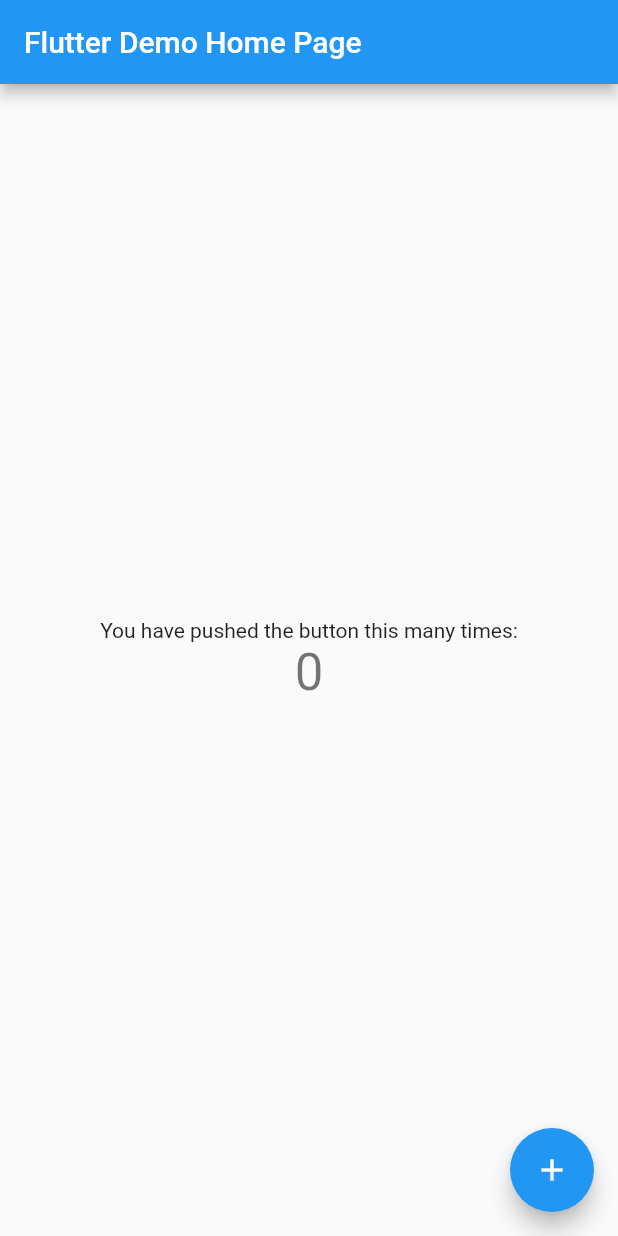
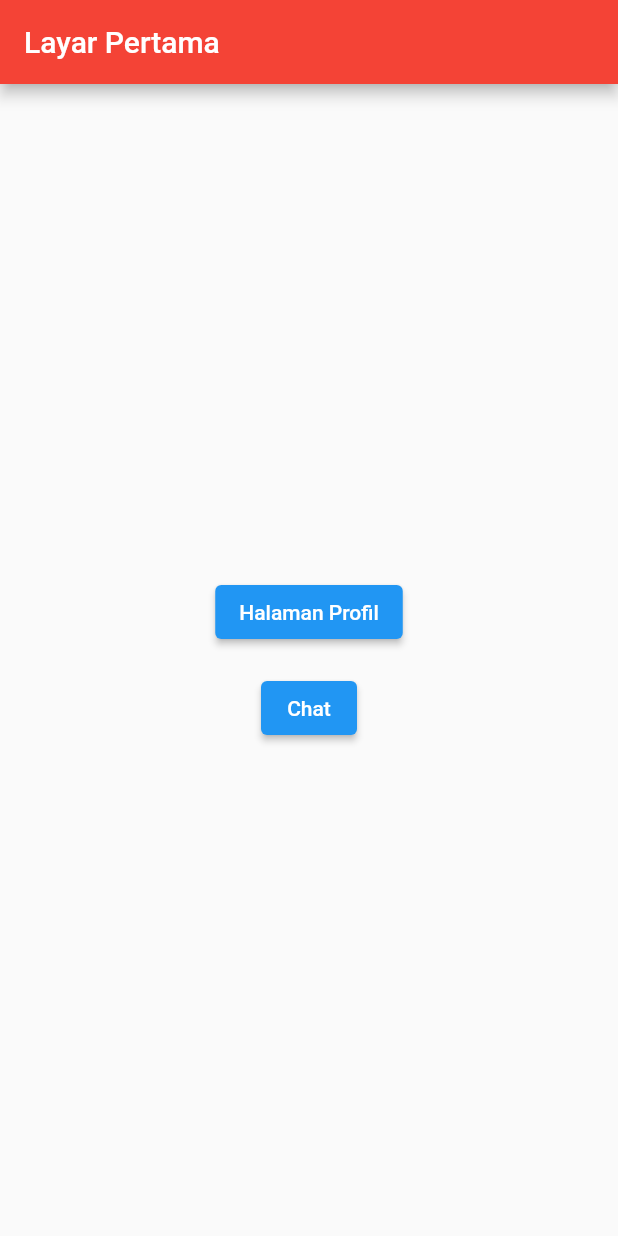
Before and after one commit to K-gultom/Kelompok_PCS, a Flutter app: the screen it shows after launch, on a phone screen of 412 x 824 dp. Run offline on Flutter 3.47's test engine with Material 2 defaults, Android fonts, the phone set to English and light mode, and no system bars.

Commit message:
fitur chat dan profil

```diff
--- /dev/null
+++ b/master_application_kelompok_3/lib/firstscreen.dart
@@ -0,0 +1,35 @@
+import 'package:flutter/material.dart';
+
+class firstscreen extends StatelessWidget {
+  const firstscreen({Key? key}) : super(key: key);
+
+  @override
+  Widget build(BuildContext context) {
+    return Scaffold(
+      appBar: AppBar(
+        backgroundColor: Colors.red,
+        title: const Text('Layar Pertama'),
+      ),
+      body: Center(
+        child: Column(
+          mainAxisAlignment: MainAxisAlignment.center,
+          children: [
+            ElevatedButton(
+              child: Text("Halaman Profil"),
+              onPressed: () {
+                Navigator.pushNamed(context, '/dwiandi');
+              },
+            ),
+            SizedBox(height: 16),
+            ElevatedButton(
+              child: Text("Chat"),
+              onPressed: () {
+               Navigator.pushNamed(context, '/chat');
+              },
+            ),
+          ],
+        ),
+      ),
+    );
+  }
+}
--- a/master_application_kelompok_3/lib/main.dart
+++ b/master_application_kelompok_3/lib/main.dart
@@ -1,4 +1,6 @@
 import 'package:flutter/material.dart';
+import 'package:master_application_kelompok_3/routes.dart';
+
 
 void main() {
   runApp(const MyApp());
@@ -7,109 +9,13 @@
 class MyApp extends StatelessWidget {
   const MyApp({super.key});
 
-  // This widget is the root of your application.
   @override
   Widget build(BuildContext context) {
     return MaterialApp(
-      title: 'Flutter Demo',
-      theme: ThemeData(
-        // This is the theme of your application.
-        //
-        // Try running your application with "flutter run". You'll see the
-        // application has a blue toolbar. Then, without quitting the app, try
-        // changing the primarySwatch below to Colors.green and then invoke
-        // "hot reload" (press "r" in the console where you ran "flutter run",
-        // or simply save your changes to "hot reload" in a Flutter IDE).
-        // Notice that the counter didn't reset back to zero; the application
-        // is not restarted.
-        primarySwatch: Colors.blue,
-      ),
-      home: const MyHomePage(title: 'Flutter Demo Home Page'),
+      debugShowCheckedModeBanner: false,
+
+      //ini untuk menampilkan routes dengan file routes
+      onGenerateRoute: RouteGenerator.generateRoute,
     );
   }
 }
-
-class MyHomePage extends StatefulWidget {
-  const MyHomePage({super.key, required this.title});
-
-  // This widget is the home page of your application. It is stateful, meaning
-  // that it has a State object (defined below) that contains fields that affect
-  // how it looks.
-
-  // This class is the configuration for the state. It holds the values (in this
-  // case the title) provided by the parent (in this case the App widget) and
-  // used by the build method of the State. Fields in a Widget subclass are
-  // always marked "final".
-
-  final String title;
-
-  @override
-  State<MyHomePage> createState() => _MyHomePageState();
-}
-
-class _MyHomePageState extends State<MyHomePage> {
-  int _counter = 0;
-
-  void _incrementCounter() {
-    setState(() {
-      // This call to setState tells the Flutter framework that something has
-      // changed in this State, which causes it to rerun the build method below
-      // so that the display can reflect the updated values. If we changed
-      // _counter without calling setState(), then the build method would not be
-      // called again, and so nothing would appear to happen.
-      _counter++;
-    });
-  }
-
-  @override
-  Widget build(BuildContext context) {
-    // This method is rerun every time setState is called, for instance as done
-    // by the _incrementCounter method above.
-    //
-    // The Flutter framework has been optimized to make rerunning build methods
-    // fast, so that you can just rebuild anything that needs updating rather
-    // than having to individually change instances of widgets.
-    return Scaffold(
-      appBar: AppBar(
-        // Here we take the value from the MyHomePage object that was created by
-        // the App.build method, and use it to set our appbar title.
-        title: Text(widget.title),
-      ),
-      body: Center(
-        // Center is a layout widget. It takes a single child and positions it
-        // in the middle of the parent.
-        child: Column(
-          // Column is also a layout widget. It takes a list of children and
-          // arranges them vertically. By default, it sizes itself to fit its
-          // children horizontally, and tries to be as tall as its parent.
-          //
-          // Invoke "debug painting" (press "p" in the console, choose the
-          // "Toggle Debug Paint" action from the Flutter Inspector in Android
-          // Studio, or the "Toggle Debug Paint" command in Visual Studio Code)
-          // to see the wireframe for each widget.
-          //
-          // Column has various properties to control how it sizes itself and
-          // how it positions its children. Here we use mainAxisAlignment to
-          // center the children vertically; the main axis here is the vertical
-          // axis because Columns are vertical (the cross axis would be
-          // horizontal).
-          mainAxisAlignment: MainAxisAlignment.center,
-          children: <Widget>[
-            const Text(
-              'You have pushed the button this many times:',
-            ),
-            Text(
-              '$_counter',
-              style: Theme.of(context).textTheme.headline4,
-            ),
-          ],
-        ),
-      ),
-      floatingActionButton: FloatingActionButton(
-        onPressed: _incrementCounter,
-        tooltip: 'Increment',
-        child: const Icon(Icons.add),
-      ), // This trailing comma makes auto-formatting nicer for build methods.
-    );
-  }
-}
--- /dev/null
+++ b/master_application_kelompok_3/lib/routes.dart
@@ -0,0 +1,38 @@
+import 'package:flutter/material.dart';
+import 'package:master_application_kelompok_3/chat.dart';
+import 'package:master_application_kelompok_3/firstscreen.dart';
+import 'package:master_application_kelompok_3/dwiandi.dart';
+
+class RouteGenerator {
+  static Route<dynamic> generateRoute(RouteSettings settings) {
+
+
+    switch (settings.name) {
+      case '/':
+        return MaterialPageRoute(
+          builder: (_) => firstscreen()
+          );
+
+      case '/dwiandi':
+          return MaterialPageRoute(
+            builder: (_) => dwiandi()
+        );
+        case'/chat':
+        return MaterialPageRoute(
+          builder: (_) => ChatPage()
+        );
+
+      default:
+        return _errorRoute();
+    }
+  }
+
+  static Route<dynamic> _errorRoute() {
+    return MaterialPageRoute(builder: (_) {
+      return Scaffold(
+        appBar: AppBar(title: Text('Error')),
+        body: Center( child: Text('Error Page')),
+      );
+    });
+  }
+}
```
Also changed, not shown: master_application_kelompok_3/lib/chat.dart (added, +66 -0 lines), master_application_kelompok_3/lib/dwiandi.dart (added, +54 -0 lines), master_application_kelompok_3/pubspec.lock.
